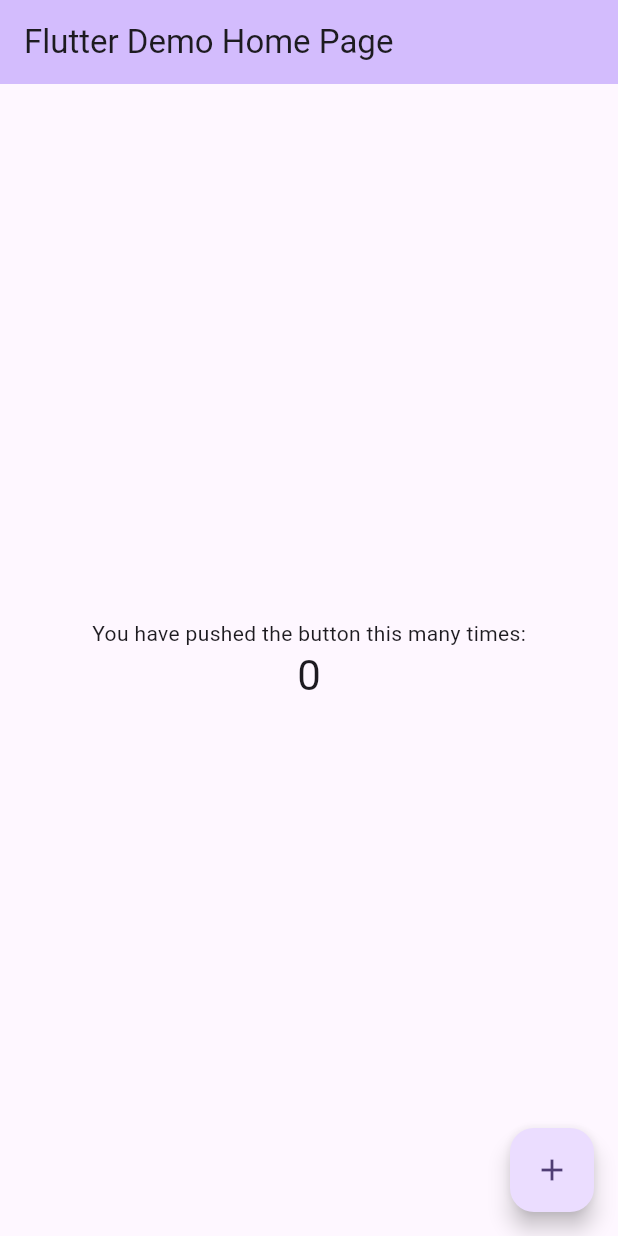
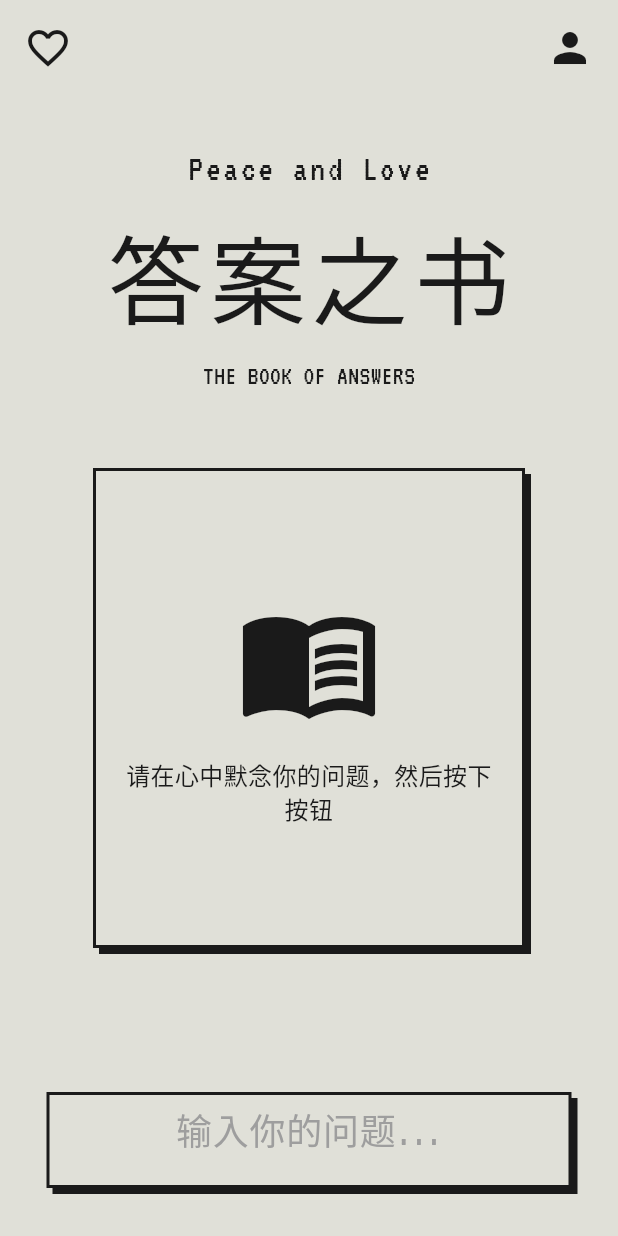
Before and after one commit to yetaimei/peace, a Flutter app: the screen it shows after launch, on a phone screen of 412 x 824 dp. Run offline on Flutter 3.47's test engine with Material 3 defaults, Android fonts, the phone set to English and light mode, and no system bars; our stand-ins replace google_fonts.

Commit message:
更新了项目的依赖项，修改了Flutter SDK版本，重构了主应用程序结构，并添加了新的功能以支持“答案之书”应用。包括引入google_fonts库，更新了iOS和macOS的配置文件以支持Pods，并进行了相应的测试用例调整。

```diff
--- a/lib/main.dart
+++ b/lib/main.dart
@@ -1,122 +1,273 @@
+import 'dart:math';
 import 'package:flutter/material.dart';
+import 'package:google_fonts/google_fonts.dart';
 
 void main() {
-  runApp(const MyApp());
+  runApp(const BookOfAnswersApp());
 }
 
-class MyApp extends StatelessWidget {
-  const MyApp({super.key});
+class BookOfAnswersApp extends StatelessWidget {
+  const BookOfAnswersApp({super.key});
 
-  // This widget is the root of your application.
   @override
   Widget build(BuildContext context) {
     return MaterialApp(
-      title: 'Flutter Demo',
+      title: '答案之书',
       theme: ThemeData(
-        // This is the theme of your application.
-        //
-        // TRY THIS: Try running your application with "flutter run". You'll see
-        // the application has a purple toolbar. Then, without quitting the app,
-        // try changing the seedColor in the colorScheme below to Colors.green
-        // and then invoke "hot reload" (save your changes or press the "hot
-        // reload" button in a Flutter-supported IDE, or press "r" if you used
-        // the command line to start the app).
-        //
-        // Notice that the counter didn't reset back to zero; the application
-        // state is not lost during the reload. To reset the state, use hot
-        // restart instead.
-        //
-        // This works for code too, not just values: Most code changes can be
-        // tested with just a hot reload.
-        colorScheme: ColorScheme.fromSeed(seedColor: Colors.deepPurple),
+        scaffoldBackgroundColor: const Color(0xFFE0E0D8),
+        textTheme: GoogleFonts.vt323TextTheme(
+          Theme.of(context).textTheme,
+        ).apply(
+          bodyColor: const Color(0xFF1A1A1A),
+          displayColor: const Color(0xFF1A1A1A),
         ),
-      home: const MyHomePage(title: 'Flutter Demo Home Page'),
+      ),
+      home: const BookOfAnswersPage(),
+      debugShowCheckedModeBanner: false,
     );
   }
 }
 
-class MyHomePage extends StatefulWidget {
-  const MyHomePage({super.key, required this.title});
-
-  // This widget is the home page of your application. It is stateful, meaning
-  // that it has a State object (defined below) that contains fields that affect
-  // how it looks.
-
-  // This class is the configuration for the state. It holds the values (in this
-  // case the title) provided by the parent (in this case the App widget) and
-  // used by the build method of the State. Fields in a Widget subclass are
-  // always marked "final".
-
-  final String title;
+class BookOfAnswersPage extends StatefulWidget {
+  const BookOfAnswersPage({super.key});
 
   @override
-  State<MyHomePage> createState() => _MyHomePageState();
+  State<BookOfAnswersPage> createState() => _BookOfAnswersPageState();
 }
 
-class _MyHomePageState extends State<MyHomePage> {
-  int _counter = 0;
+class _BookOfAnswersPageState extends State<BookOfAnswersPage> {
+  final TextEditingController _questionController = TextEditingController();
+  String _currentAnswer = '';
 
-  void _incrementCounter() {
+  // 预设的答案列表（模拟HTML中的答案）
+  final List<String> _answers = [
+    '是的',
+    '不是',
+    '也许',
+    '当然',
+    '绝对不是',
+    '很有可能',
+    '问问你的心',
+    '现在还不是时候',
+    '专心致志',
+    '毫无疑问',
+    '我的回答是否定的',
+    '我的消息来源说不',
+    '前景不明朗，再问一次',
+    '再问一次',
+    '最好现在不要告诉你',
+    '无法预测',
+    '专注然后再问',
+    '不要依赖它',
+    '你可以依靠它',
+    '绝对是的'
+  ];
+
+  void _getAnswer() {
+    if (_questionController.text.isNotEmpty) {
+      final random = Random();
       setState(() {
-      // This call to setState tells the Flutter framework that something has
-      // changed in this State, which causes it to rerun the build method below
-      // so that the display can reflect the updated values. If we changed
-      // _counter without calling setState(), then the build method would not be
-      // called again, and so nothing would appear to happen.
-      _counter++;
+        _currentAnswer = _answers[random.nextInt(_answers.length)];
       });
+    }
   }
 
   @override
   Widget build(BuildContext context) {
-    // This method is rerun every time setState is called, for instance as done
-    // by the _incrementCounter method above.
-    //
-    // The Flutter framework has been optimized to make rerunning build methods
-    // fast, so that you can just rebuild anything that needs updating rather
-    // than having to individually change instances of widgets.
     return Scaffold(
-      appBar: AppBar(
-        // TRY THIS: Try changing the color here to a specific color (to
-        // Colors.amber, perhaps?) and trigger a hot reload to see the AppBar
-        // change color while the other colors stay the same.
-        backgroundColor: Theme.of(context).colorScheme.inversePrimary,
-        // Here we take the value from the MyHomePage object that was created by
-        // the App.build method, and use it to set our appbar title.
-        title: Text(widget.title),
+      backgroundColor: const Color(0xFFE0E0D8),
+      body: SafeArea(
+        child: SingleChildScrollView(
+          padding: const EdgeInsets.all(16.0),
+          child: Column(
+            children: [
+              // 顶部图标区域
+              Row(
+                mainAxisAlignment: MainAxisAlignment.spaceBetween,
+                children: [
+                  Icon(
+                    Icons.favorite_border,
+                    size: 32,
+                    color: const Color(0xFF1A1A1A),
                   ),
-      body: Center(
-        // Center is a layout widget. It takes a single child and positions it
-        // in the middle of the parent.
+                  Icon(
+                    Icons.person,
+                    size: 32,
+                    color: const Color(0xFF1A1A1A),
+                  ),
+                ],
+              ),
+
+              const SizedBox(height: 48),
+
+              // 标题区域
+              Column(
+                children: [
+                  Text(
+                    'Peace and Love',
+                    style: GoogleFonts.vt323(
+                      fontSize: 24,
+                      color: const Color(0xFF1A1A1A),
+                      letterSpacing: 2.0,
+                    ),
+                  ),
+                  const SizedBox(height: 8),
+                  Text(
+                    '答案之书',
+                    style: GoogleFonts.vt323(
+                      fontSize: 64,
+                      color: const Color(0xFF1A1A1A),
+                      letterSpacing: 4.0,
+                    ),
+                  ),
+                  const SizedBox(height: 8),
+                  Text(
+                    'THE BOOK OF ANSWERS',
+                    style: GoogleFonts.vt323(
+                      fontSize: 18,
+                      color: const Color(0xFF1A1A1A),
+                    ),
+                  ),
+                ],
+              ),
+
+              const SizedBox(height: 48),
+
+              // 主要内容区域 - 书本和提示文字
+              Container(
+                width: 288,
+                height: 320, // 减小高度
+                decoration: BoxDecoration(
+                  color: const Color(0xFFE0E0D8),
+                  border: Border.all(
+                    color: const Color(0xFF1A1A1A),
+                    width: 2,
+                  ),
+                  boxShadow: [
+                    const BoxShadow(
+                      color: Color(0xFF1A1A1A),
+                      offset: Offset(4, 4),
+                      blurRadius: 0,
+                    ),
+                  ],
+                ),
                 child: Column(
-          // Column is also a layout widget. It takes a list of children and
-          // arranges them vertically. By default, it sizes itself to fit its
-          // children horizontally, and tries to be as tall as its parent.
-          //
-          // Column has various properties to control how it sizes itself and
-          // how it positions its children. Here we use mainAxisAlignment to
-          // center the children vertically; the main axis here is the vertical
-          // axis because Columns are vertical (the cross axis would be
-          // horizontal).
-          //
-          // TRY THIS: Invoke "debug painting" (choose the "Toggle Debug Paint"
-          // action in the IDE, or press "p" in the console), to see the
-          // wireframe for each widget.
                   mainAxisAlignment: MainAxisAlignment.center,
-          children: <Widget>[
-            const Text('You have pushed the button this many times:'),
-            Text(
-              '$_counter',
-              style: Theme.of(context).textTheme.headlineMedium,
+                  children: [
+                    Icon(
+                      Icons.menu_book,
+                      size: 96, // 减小图标大小
+                      color: const Color(0xFF1A1A1A),
+                    ),
+                    const SizedBox(height: 16),
+                    Padding(
+                      padding: const EdgeInsets.symmetric(horizontal: 16.0),
+                      child: Text(
+                        '请在心中默念你的问题，然后按下按钮',
+                        style: GoogleFonts.vt323(
+                          fontSize: 16, // 减小字体大小
+                          color: const Color(0xFF1A1A1A),
+                        ),
+                        textAlign: TextAlign.center,
+                      ),
                     ),
                   ],
                 ),
               ),
-      floatingActionButton: FloatingActionButton(
-        onPressed: _incrementCounter,
-        tooltip: 'Increment',
-        child: const Icon(Icons.add),
-      ), // This trailing comma makes auto-formatting nicer for build methods.
+
+              const SizedBox(height: 32),
+
+              // 答案显示区域
+              Container(
+                height: 40,
+                alignment: Alignment.center,
+                child: Text(
+                  _currentAnswer,
+                  style: GoogleFonts.vt323(
+                    fontSize: 30,
+                    color: const Color(0xFF1A1A1A),
+                  ),
+                ),
+              ),
+
+              const SizedBox(height: 24),
+
+              // 输入框
+              Container(
+                constraints: const BoxConstraints(maxWidth: 350),
+                child: Container(
+                  height: 64,
+                  decoration: BoxDecoration(
+                    color: const Color(0xFFE0E0D8),
+                    border: Border.all(
+                      color: const Color(0xFF1A1A1A),
+                      width: 2,
+                    ),
+                    boxShadow: [
+                      const BoxShadow(
+                        color: Color(0xFF1A1A1A),
+                        offset: Offset(4, 4),
+                        blurRadius: 0,
+                      ),
+                    ],
+                  ),
+                  child: TextField(
+                    controller: _questionController,
+                    style: GoogleFonts.vt323(
+                      fontSize: 24,
+                      color: const Color(0xFF1A1A1A),
+                    ),
+                    textAlign: TextAlign.center,
+                    decoration: InputDecoration(
+                      hintText: '输入你的问题...',
+                      hintStyle: GoogleFonts.vt323(
+                        fontSize: 24,
+                        color: Colors.grey,
+                      ),
+                      border: InputBorder.none,
+                      contentPadding: const EdgeInsets.all(16),
+                    ),
+                  ),
+                ),
+              ),
+
+              const SizedBox(height: 32),
+
+              // 获取答案按钮
+              GestureDetector(
+                onTap: _getAnswer,
+                child: Container(
+                  padding: const EdgeInsets.symmetric(
+                    horizontal: 48.0,
+                    vertical: 16.0,
+                  ),
+                  decoration: BoxDecoration(
+                    color: const Color(0xFFE0E0D8),
+                    border: Border.all(
+                      color: const Color(0xFF1A1A1A),
+                      width: 2,
+                    ),
+                    boxShadow: [
+                      const BoxShadow(
+                        color: Color(0xFF1A1A1A),
+                        offset: Offset(4, 4),
+                        blurRadius: 0,
+                      ),
+                    ],
+                  ),
+                  child: Text(
+                    '获取答案',
+                    style: GoogleFonts.vt323(
+                      fontSize: 30,
+                      color: const Color(0xFF1A1A1A),
+                    ),
+                  ),
+                ),
+              ),
+            ],
+          ),
+        ),
+      ),
     );
   }
 }
--- a/pubspec.yaml
+++ b/pubspec.yaml
@@ -19,7 +19,7 @@ publish_to: 'none' # Remove this line if you wish to publish to pub.dev
 version: 1.0.0+1
 
 environment:
-  sdk: ^3.9.2
+  sdk: ^3.5.0
 
 # Dependencies specify other packages that your package needs in order to work.
 # To automatically upgrade your package dependencies to the latest versions
@@ -34,6 +34,7 @@ dependencies:
   # The following adds the Cupertino Icons font to your application.
   # Use with the CupertinoIcons class for iOS style icons.
   cupertino_icons: ^1.0.8
+  google_fonts: ^6.1.0
 
 dev_dependencies:
   flutter_test:
```
Also changed, not shown: pubspec.lock, 12 other files. Lines whose indentation alone changed are shown as unchanged.
